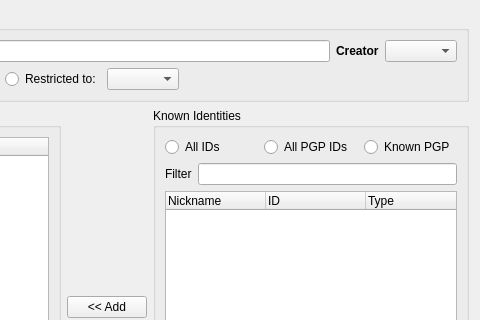
First picture: the form in retroshare-gui/src/gui/Circles/CreateCircleDialog.ui, repository RetroShare/RetroShare, before the edit; both pictures show x 266 to 746 and y 0 to 320 of the 746 by 568 pixel window.
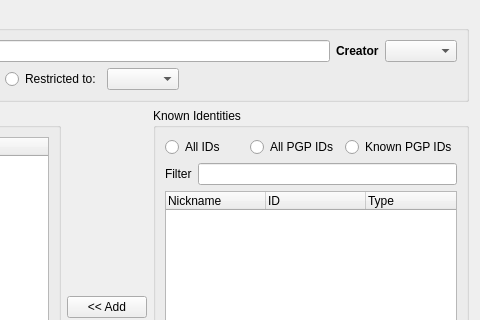
Second picture: the form after the edit. Custom widgets are drawn as their Qt base class.

Commit message: Added patch from Henry Morgan Fixed some typos.

Diff of the .ui file:
```diff
--- a/retroshare-gui/src/gui/Circles/CreateCircleDialog.ui
+++ b/retroshare-gui/src/gui/Circles/CreateCircleDialog.ui
@@ -205,7 +205,7 @@
         <item>
          <widget class="QRadioButton" name="radioButton_ListKnownPGP">
           <property name="text">
-           <string>Known PGP</string>
+           <string>Known PGP IDs</string>
           </property>
          </widget>
         </item>
```
The commit also changes 2 other files.
